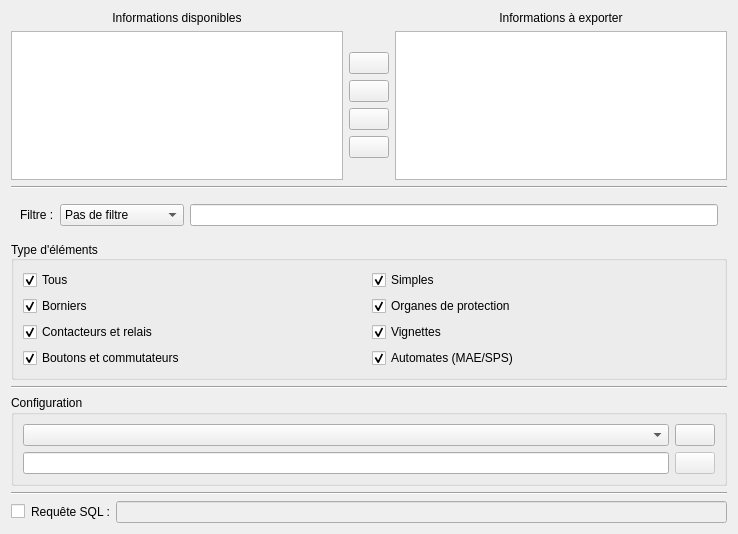
Old version of the form sources/dataBase/ui/elementquerywidget.ui in the repository qelectrotech/qelectrotech-source-mirror.
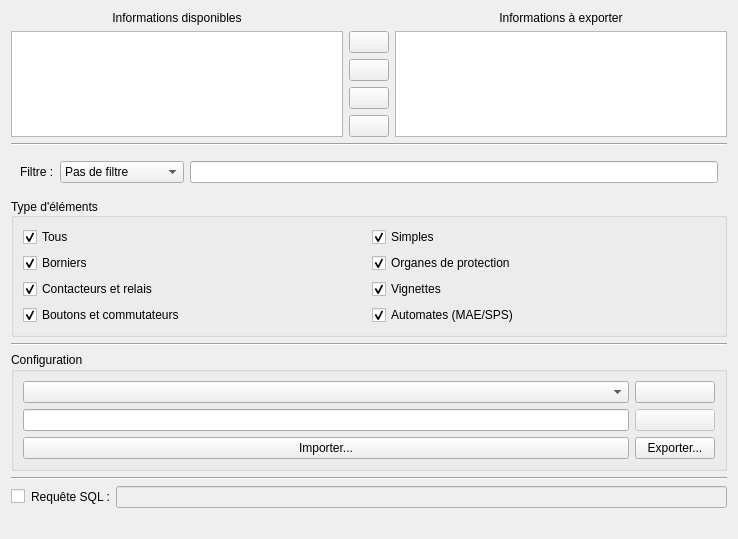
New version of the form. Icons and pictures are not drawn.

Commit message: Add read-only enforcement, preview, import/export to custom SQL reports

What changed in the file:
```diff
--- a/sources/dataBase/ui/elementquerywidget.ui
+++ b/sources/dataBase/ui/elementquerywidget.ui
@@ -388,6 +388,26 @@
         </property>
        </widget>
       </item>
+      <item row="2" column="0">
+       <widget class="QPushButton" name="m_import_reports_pb">
+        <property name="toolTip">
+         <string>Importer des rapports depuis un fichier</string>
+        </property>
+        <property name="text">
+         <string>Importer...</string>
+        </property>
+       </widget>
+      </item>
+      <item row="2" column="1">
+       <widget class="QPushButton" name="m_export_reports_pb">
+        <property name="toolTip">
+         <string>Exporter tous les rapports enregistrés vers un fichier</string>
+        </property>
+        <property name="text">
+         <string>Exporter...</string>
+        </property>
+       </widget>
+      </item>
      </layout>
     </widget>
    </item>
@@ -429,6 +449,19 @@
      </item>
     </layout>
    </item>
+   <item>
+    <widget class="QLabel" name="m_query_warning_label">
+     <property name="styleSheet">
+      <string notr="true">color: red;</string>
+     </property>
+     <property name="text">
+      <string/>
+     </property>
+     <property name="wordWrap">
+      <bool>true</bool>
+     </property>
+    </widget>
+   </item>
   </layout>
  </widget>
  <resources>
```
The commit also changes 7 other files.
